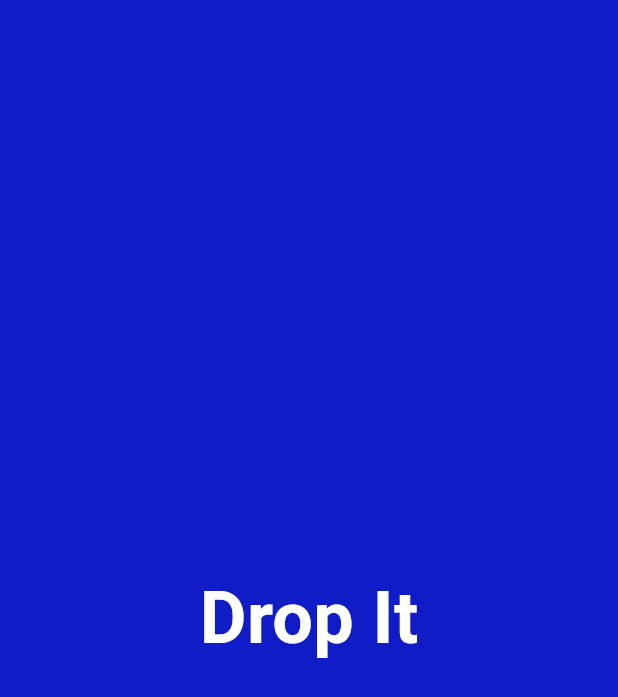
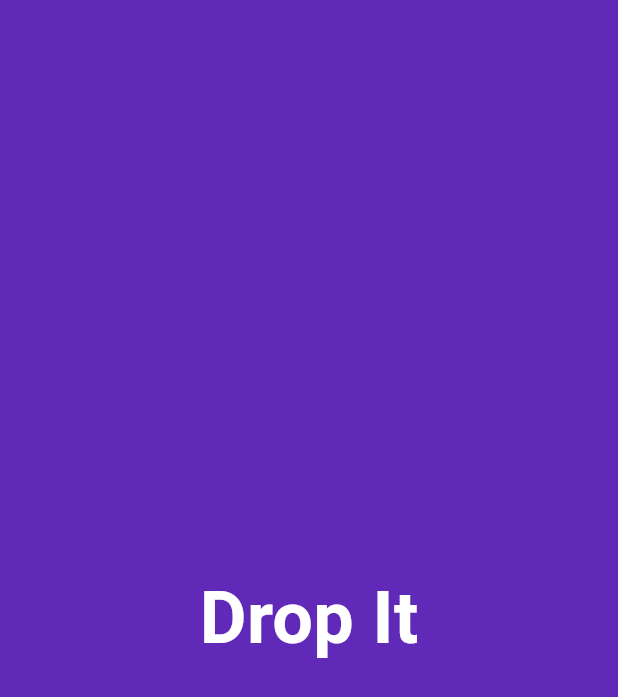
Before and after one commit to microstone-clothing-bin/app_project, a Flutter app: the SplashScreen screen opened directly, on a phone screen of 412 x 824 dp. Shown: the top 697 px of the screen. Run offline on Flutter 3.47's test engine with Material 3 defaults, Android fonts, the phone set to English and light mode, and no system bars; our stand-ins replace webview_flutter; network calls fail.

Commit message:
UI 구성

```diff
--- a/lib/BottomIcon2.dart
+++ b/lib/BottomIcon2.dart
@@ -5,10 +5,6 @@ class BottomIcon2 extends StatelessWidget {
 
   @override
   Widget build(BuildContext context) {
-    return Scaffold(
-      body: const Center(
-        child: Text('즐겨찾기 화면', style: TextStyle(fontSize: 24)),
-      ),
-    );
+    return Scaffold(body: Text("즐겨찾기"));
   }
 }
--- a/lib/main.dart
+++ b/lib/main.dart
@@ -1,12 +1,12 @@
 import 'dart:async';
 import 'package:flutter/material.dart';
-import 'package:webview_flutter/webview_flutter.dart';
 
 import 'BottomIcon0.dart';
 import 'BottomIcon1.dart';
 import 'BottomIcon2.dart';
 import 'BottomIcon3.dart';
 
+Color mainColor = Color(0xFF6029B7); //메인 컬러 추가
 void main() {
   runApp(const MyApp());
 }
@@ -41,12 +41,7 @@ class _SplashScreenState extends State<SplashScreen> {
   Widget build(BuildContext context) {
     return Scaffold(
       body: Container(
-        color: const Color.fromARGB(
-          255,
-          16,
-          28,
-          197,
-        ), //배경색은 나중에 피그마 색 정보 받아서 수정
+        color: mainColor,
         child: const Center(
           child: Column(
             mainAxisSize: MainAxisSize.min,
@@ -94,7 +89,7 @@ class _SuccessScreenState extends State<SuccessScreen> {
       bottomNavigationBar: BottomNavigationBar(
         type: BottomNavigationBarType.fixed,
         currentIndex: _currentIndex,
-        selectedItemColor: Color.fromARGB(255, 31, 61, 231),
+        selectedItemColor: mainColor,
         unselectedItemColor: Colors.grey,
         onTap: (int index) {
           setState(() {
```
Also changed, not shown: lib/BottomIcon1.dart (+9 -1 lines), lib/clothing_bin.dart (added, +54 -0 lines), flutter_01.png (added), pubspec.lock.
